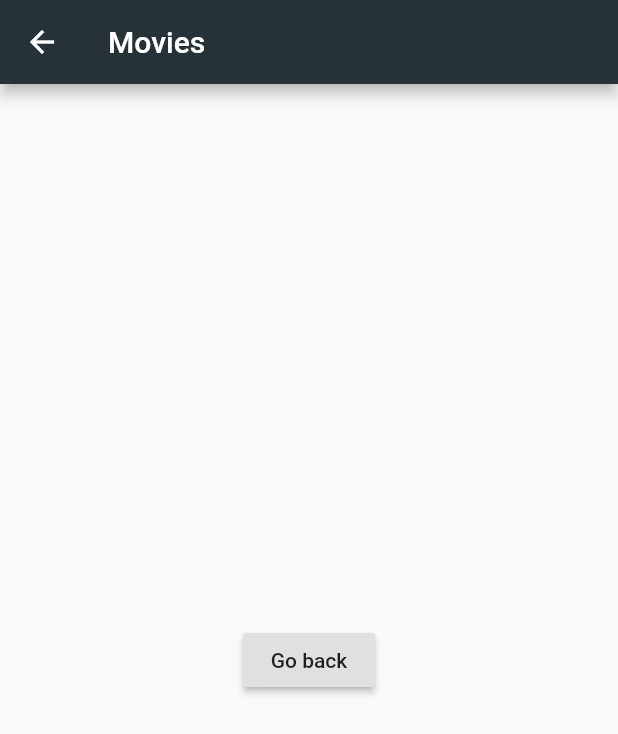
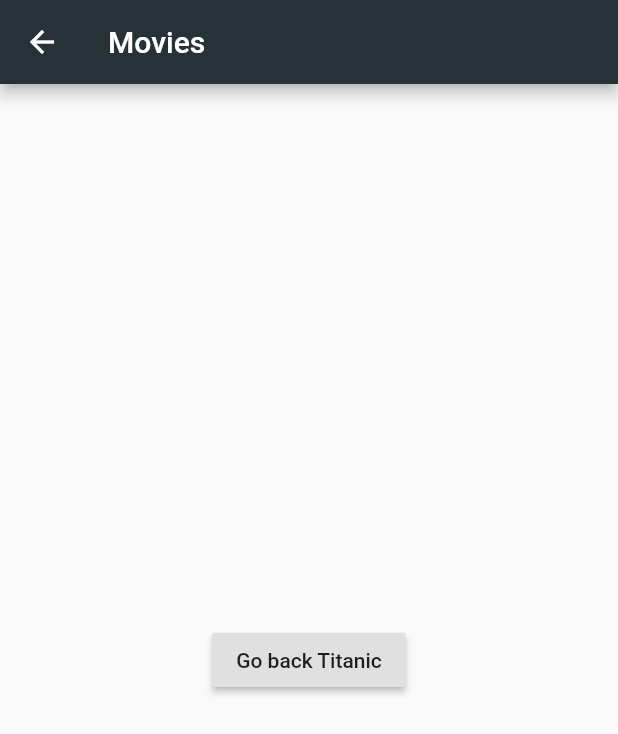
Before and after one commit to niloofaramerian/movie_app, a Flutter app: the screen it shows after launch, after a tap on an icon or button, on a phone screen of 412 x 824 dp. Shown: the top 734 px of the screen. Run offline on Flutter 3.47's test engine with Material 2 defaults, Android fonts, the phone set to English and light mode, and no system bars.

Commit message:
Passing Data to Second RouteScreen

```diff
--- a/lib/ui/home.dart
+++ b/lib/ui/home.dart
@@ -57,7 +57,9 @@ class MovieListView extends StatelessWidget {
                   Navigator.push(
                       context,
                       MaterialPageRoute(
-                          builder: (context) => MovieListViewDetail()));
+                          builder: (context) => MovieListViewDetail(movieName: movies.elementAt(index),)
+                      )
+                  );
                 },
               ),
             );
@@ -68,7 +70,10 @@ class MovieListView extends StatelessWidget {
 
 // New route ( screen or page )
 class MovieListViewDetail extends StatelessWidget {
-  const MovieListViewDetail({Key? key}) : super(key: key);
+  final String? movieName;
+
+  // Key allows flutter to control how one widget replaces in the widget in tree
+  const MovieListViewDetail({Key? key, this.movieName}) : super(key: key);
 
   @override
   Widget build(BuildContext context) {
@@ -80,7 +85,7 @@ class MovieListViewDetail extends StatelessWidget {
       body: Container(
         alignment: Alignment.center,
         child: RaisedButton(
-          child: Text("Go back"),
+          child: Text("Go back $movieName"),
           onPressed: () {
             Navigator.pop(context);
           },
```
